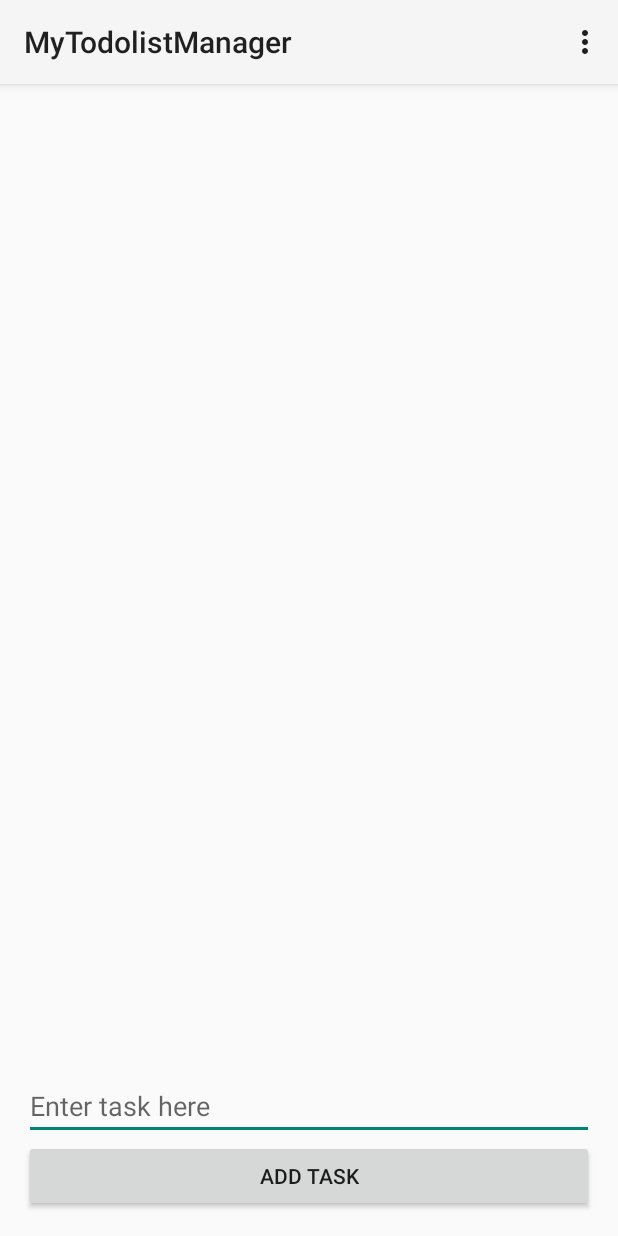
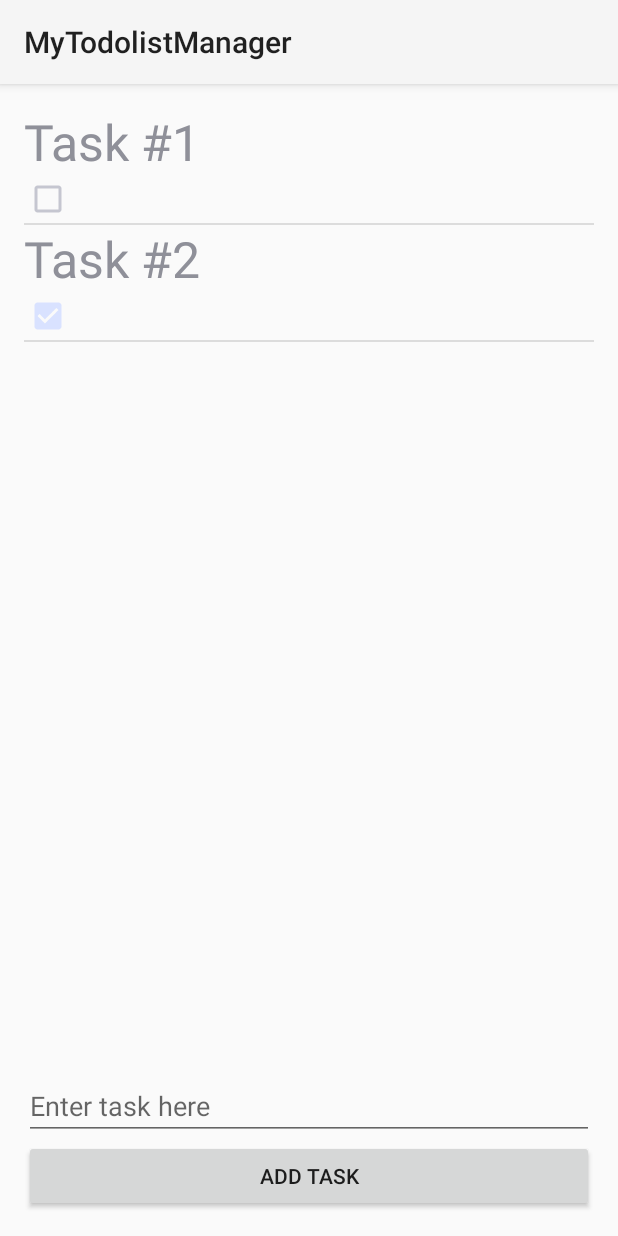
Before and after one commit to egipcy/MyTodolistManager, an Android app: the screen it shows after launch (MainActivity), on a phone screen of 412 x 824 dp. Run offline under Robolectric (Android 15) with nearby library versions, the phone set to English and light mode, and no system bars.

Commit message:
Added files via upload
Milestone 04

```diff
--- a/MyTodolistManager/app/src/main/java/com/example/egipcy/mytodolistmanager/MainActivity.java
+++ b/MyTodolistManager/app/src/main/java/com/example/egipcy/mytodolistmanager/MainActivity.java
@@ -1,37 +1,36 @@
 package com.example.egipcy.mytodolistmanager;
 
-import android.app.Activity;
+
+import android.app.ListActivity;
 import android.os.Bundle;
 import android.view.Menu;
 import android.view.MenuItem;
+import android.widget.ListView;
 
-public class MainActivity extends Activity {
+import java.util.ArrayList;
+
+public class MainActivity extends ListActivity {
 
     @Override
     protected void onCreate(Bundle savedInstanceState) {
         super.onCreate(savedInstanceState);
         setContentView(R.layout.activity_main);
-    }
 
-    @Override
-    public boolean onCreateOptionsMenu(Menu menu) {
-        // Inflate the menu; this adds items to the action bar if it is present.
-        getMenuInflater().inflate(R.menu.menu_main, menu);
-        return true;
-    }
+        ListView list = getListView();
 
-    @Override
-    public boolean onOptionsItemSelected(MenuItem item) {
-        // Handle action bar item clicks here. The action bar will
-        // automatically handle clicks on the Home/Up button, so long
-        // as you specify a parent activity in AndroidManifest.xml.
-        int id = item.getItemId();
+        ArrayList<Task> array = new ArrayList<Task>();
+        Task task1 = new Task();
+        task1.setName("Task #1");
+        task1.setChecked(false);
 
-        //noinspection SimplifiableIfStatement
-        if (id == R.id.action_settings) {
-            return true;
-        }
+        Task task2 = new Task();
+        task2.setName("Task #2");
+        task2.setChecked(true);
 
-        return super.onOptionsItemSelected(item);
+        array.add(task1);
+        array.add(task2);
+        MyListAdapter mSchedule = new MyListAdapter(this.getBaseContext(), array);
+
+        list.setAdapter(mSchedule);
     }
 }
--- /dev/null
+++ b/MyTodolistManager/app/src/main/java/com/example/egipcy/mytodolistmanager/MyListAdapter.java
@@ -0,0 +1,42 @@
+package com.example.egipcy.mytodolistmanager;
+
+import java.util.ArrayList;
+import android.content.Context;
+import android.view.LayoutInflater;
+import android.view.View;
+import android.view.ViewGroup;
+import android.widget.BaseAdapter;
+import android.widget.CheckBox;
+import android.widget.TextView;
+
+public class MyListAdapter extends BaseAdapter
+{
+    private Context c;
+    private ArrayList<Task> al;
+
+    MyListAdapter(Context context, ArrayList<Task> cia)
+    {
+        c = context;
+        al = cia;
+    }
+
+    @Override
+    public View getView(int position, View convert_view, ViewGroup parent)
+    {
+        LayoutInflater inflator = (LayoutInflater)
+                c.getSystemService(Context.LAYOUT_INFLATER_SERVICE);
+        View row = inflator.inflate(R.layout.list, null);
+        TextView tv_task = (TextView) row.findViewById(R.id.tv_task);
+        CheckBox cb_task = (CheckBox) row.findViewById(R.id.cb_task);
+        tv_task.setText(al.get(position).getName());
+        cb_task.setChecked(al.get(position).isChecked());
+        return row;
+    }
+
+    @Override
+    public int getCount() { return al.size(); }
+    @Override
+    public Object getItem(int position) { return al.get(position); }
+    @Override
+    public long getItemId(int position) { return position; }
+}
--- a/MyTodolistManager/app/src/main/res/layout/activity_main.xml
+++ b/MyTodolistManager/app/src/main/res/layout/activity_main.xml
@@ -6,8 +6,9 @@
     android:paddingBottom="@dimen/activity_vertical_margin" tools:context=".MainActivity">
 
     <ListView
+        android:id="@android:id/list"
         android:layout_width="fill_parent"
-        android:layout_height="fill_parent"
+        android:layout_height="500px"
         />
 
     <Button
@@ -17,7 +18,6 @@
         android:layout_gravity="center_horizontal|bottom"
         android:text="@string/btn_task"
         android:layout_alignParentBottom="true"
-
         />
 
     <EditText
--- a/MyTodolistManager/app/src/main/res/layout/list.xml
+++ b/MyTodolistManager/app/src/main/res/layout/list.xml
@@ -3,14 +3,14 @@
     android:orientation="vertical" android:layout_width="match_parent"
     android:layout_height="match_parent">
 
-    <TextView android:id="@+id/task"
+    <TextView android:id="@+id/tv_task"
         android:layout_width="wrap_content"
         android:layout_height="wrap_content"
-        android:textSize="300px"
+        android:textSize="50px"
         android:layout_gravity="left"
         />
     <CheckBox android:layout_height="wrap_content"
-        android:id="@+id/check"
+        android:id="@+id/cb_task"
         android:layout_width="wrap_content"
         />
 
```
Also changed, not shown: 11 other files.
